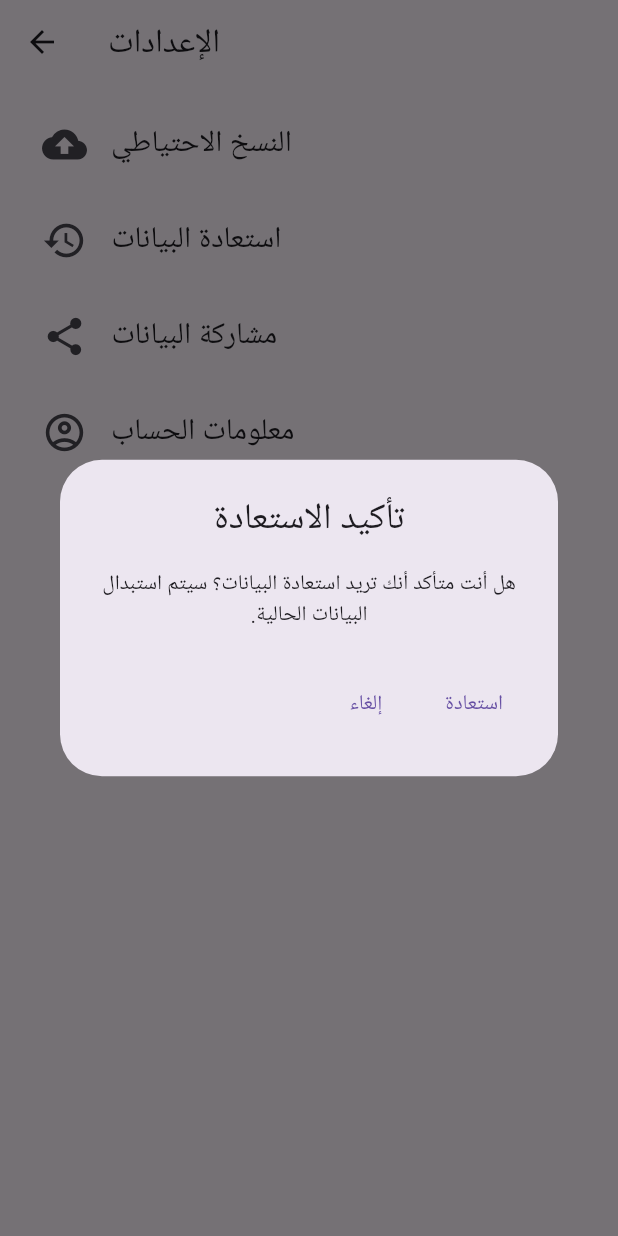
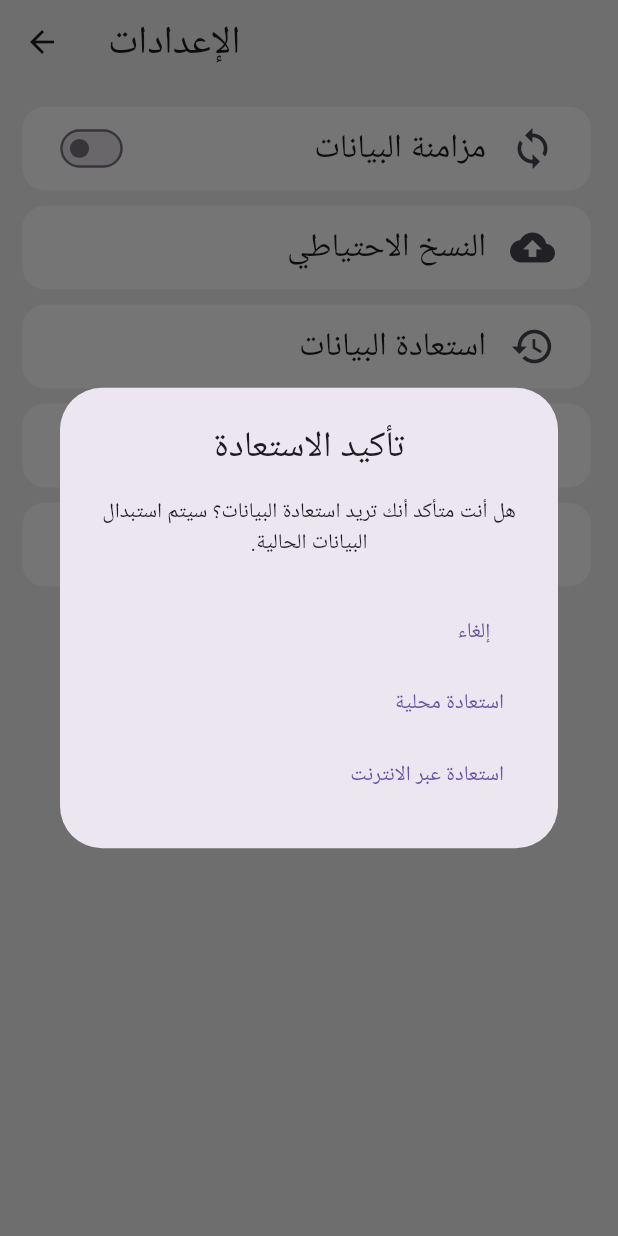
Before and after one commit to HaidaraIB/AlKhal, a Flutter app: the SettingsScreen screen opened directly, after a tap on "استعادة البيانات", on a phone screen of 412 x 824 dp. Run offline on Flutter 3.47's test engine with Material 3 defaults, Android fonts, the phone set to English and light mode, and no system bars; our stand-ins replace connectivity_plus, flutter_bloc, permission_handler, share_plus, shared_preferences, sqflite; accounts and stored records are empty.

Commit message:
control db sync from settings, the ability to log out

```diff
--- a/lib/screens/cash_screen.dart
+++ b/lib/screens/cash_screen.dart
@@ -1,6 +1,7 @@
 import 'package:alkhal/cubit/cash/cash_cubit.dart';
 import 'package:alkhal/cubit/transaction/transaction_cubit.dart';
 import 'package:alkhal/cubit/transaction_item/transaction_item_cubit.dart';
+import 'package:alkhal/services/db_uploader.dart';
 import 'package:alkhal/utils/constants.dart';
 import 'package:alkhal/utils/functions.dart';
 import 'package:alkhal/widgets/transactions.dart';
@@ -26,6 +27,7 @@ class _CashScreenState extends State<CashScreen>
     startDate = DateTime.now();
     endDate = DateTime.now();
     BlocProvider.of<CashCubit>(context).computeCash(startDate, endDate);
+    DbUploader();
   }
 
   @override
--- a/lib/screens/settings_screen.dart
+++ b/lib/screens/settings_screen.dart
@@ -1,7 +1,12 @@
+import 'dart:convert';
+
+import 'package:alkhal/models/user.dart';
 import 'package:alkhal/screens/user_info_screen.dart';
+import 'package:alkhal/services/api_calls.dart';
 import 'package:alkhal/services/database_helper.dart';
 import 'package:alkhal/utils/functions.dart';
 import 'package:flutter/material.dart';
+import 'package:shared_preferences/shared_preferences.dart';
 
 class SettingsScreen extends StatefulWidget {
   const SettingsScreen({super.key});
@@ -71,7 +76,7 @@ class _SettingsScreenState extends State<SettingsScreen> {
     if (mounted) {
       showDialog(
         context: context,
-        builder: (BuildContext context) {
+        builder: (BuildContext newContext) {
           return AlertDialog(
             title: const Text(
               'تأكيد الاستعادة',
@@ -92,7 +97,8 @@ class _SettingsScreenState extends State<SettingsScreen> {
               ),
               TextButton(
                 onPressed: () async {
-                  Navigator.of(context).pop();
+                  Navigator.of(newContext).pop();
+                  showLoadingDialog(context, 'جاري الاستعادة...');
                   bool res = await DatabaseHelper.restoreLocalDatabase();
                   String msg = "";
                   if (res) {
@@ -100,19 +106,36 @@ class _SettingsScreenState extends State<SettingsScreen> {
                   } else {
                     msg = "لم يتم العثور على نسخة احتياطية";
                   }
-                  if (context.mounted) {
-                    ScaffoldMessenger.of(context).showSnackBar(
-                      SnackBar(
-                        content: Text(
-                          msg,
-                          textAlign: TextAlign.center,
-                          textDirection: TextDirection.rtl,
+                  if (mounted) {
+                    showResultSnackBar(context, msg);
+                    Navigator.of(context).pop();
+                  }
+                },
+                child: const Text('استعادة محلية'),
               ),
+              TextButton(
+                onPressed: () async {
+                  Navigator.of(newContext).pop();
+                  showLoadingDialog(context, 'جاري الاستعادة...');
+                  var res = await ApiCalls.getRemoteDb(
+                      (await User.userInfo())['username']);
+                  String msg = "";
+                  if (res.statusCode == 200) {
+                    await DatabaseHelper.restoreRemoteDatabase(
+                      base64Decode(
+                        jsonDecode(res.body)['db'],
                       ),
                     );
+                    msg = "تمت استعادة البيانات بنجاح";
+                  } else {
+                    msg = "لم يتم العثور على نسخة احتياطية";
+                  }
+                  if (mounted) {
+                    showResultSnackBar(context, msg);
+                    Navigator.of(context).pop();
                   }
                 },
-                child: const Text('استعادة'),
+                child: const Text('استعادة عبر الانترنت'),
               ),
             ],
           );
@@ -125,75 +148,138 @@ class _SettingsScreenState extends State<SettingsScreen> {
     await DatabaseHelper.shareDatabase();
   }
 
+  bool? isDbSyncOn = false;
+
+  EdgeInsets optionsPadding = const EdgeInsets.only(bottom: 10);
+  TextStyle optionsTextStyle = const TextStyle(fontSize: 22);
+  Color backgroundColor = const Color.fromARGB(255, 239, 239, 239);
+
+  Future<bool?> initSyncDbState() async {
+    SharedPreferences prefs = await SharedPreferences.getInstance();
+    isDbSyncOn = prefs.getBool("isDbSyncOn");
+    if (isDbSyncOn == null) {
+      prefs.setBool("isDbSyncOn", false);
+      isDbSyncOn = false;
+    }
+    return isDbSyncOn;
+  }
+
+  @override
+  void initState() {
+    super.initState();
+    initSyncDbState();
+  }
+
   @override
   Widget build(BuildContext context) {
     return Scaffold(
       appBar: AppBar(
-        title: const Text("الإعدادات"),
+        backgroundColor: backgroundColor,
+        title: const Text(
+          "الإعدادات",
+          style: TextStyle(fontSize: 26),
         ),
-      body: Padding(
-        padding: const EdgeInsets.all(12.0),
+      ),
+      backgroundColor: backgroundColor,
+      body: FutureBuilder<bool?>(
+        future: initSyncDbState(),
+        builder: (context, snapshot) {
+          if (snapshot.hasData) {
+            return Padding(
+              padding: const EdgeInsets.only(left: 15.0, top: 15, right: 18),
               child: ListView(
                 children: [
-            Padding(
-              padding: const EdgeInsets.only(bottom: 8),
-              child: ListTile(
+                  _buildOptionTile(
+                    title: "مزامنة البيانات",
+                    trailing: const Icon(
+                      Icons.sync,
+                      size: 30,
+                    ),
+                    leading: Transform.scale(
+                      scale: 0.8,
+                      child: Switch(
+                        value: isDbSyncOn ?? false,
+                        onChanged: (value) async {
+                          SharedPreferences prefs =
+                              await SharedPreferences.getInstance();
+                          await prefs.setBool("isDbSyncOn", value);
+                          isDbSyncOn = value;
+                          setState(() {});
+                        },
+                      ),
+                    ),
+                  ),
+                  _buildOptionTile(
                     onTap: performBackup,
-                title: const Text(
-                  "النسخ الاحتياطي",
-                  style: TextStyle(fontSize: 20),
-                ),
-                leading: const Icon(
+                    title: "النسخ الاحتياطي",
+                    trailing: const Icon(
                       Icons.backup,
                       size: 30,
                     ),
                   ),
-            ),
-            Padding(
-              padding: const EdgeInsets.only(bottom: 8),
-              child: ListTile(
+                  _buildOptionTile(
                     onTap: performRestore,
-                title: const Text(
-                  "استعادة البيانات ",
-                  style: TextStyle(fontSize: 20),
-                ),
-                leading: const Icon(
+                    title: "استعادة البيانات ",
+                    trailing: const Icon(
                       Icons.restore,
                       size: 30,
                     ),
                   ),
-            ),
-            Padding(
-              padding: const EdgeInsets.only(bottom: 8),
-              child: ListTile(
+                  _buildOptionTile(
                     onTap: performShare,
-                title: const Text(
-                  "مشاركة البيانات ",
-                  style: TextStyle(fontSize: 20),
-                ),
-                leading: const Icon(
+                    title: "مشاركة البيانات ",
+                    trailing: const Icon(
                       Icons.share,
                       size: 30,
                     ),
                   ),
-            ),
-            Padding(
-              padding: const EdgeInsets.only(bottom: 8),
-              child: ListTile(
+                  _buildOptionTile(
                     onTap: () => Navigator.of(context).push(MaterialPageRoute(
                       builder: (context) => const UserInfoScreen(),
                     )),
-                title: const Text(
-                  "معلومات الحساب",
-                  style: TextStyle(fontSize: 20),
-                ),
-                leading: const Icon(
+                    title: "معلومات الحساب",
+                    trailing: const Icon(
                       Icons.account_circle_outlined,
                       size: 30,
                     ),
                   ),
+                ],
               ),
-          ],
+            );
+          } else {
+            return const Center(
+              child: CircularProgressIndicator(
+                color: Colors.purple,
+              ),
+            );
+          }
+        },
+      ),
+    );
+  }
+
+  Widget _buildOptionTile({
+    required String title,
+    Widget? leading,
+    required Widget trailing,
+    void Function()? onTap,
+  }) {
+    return Padding(
+      padding: optionsPadding,
+      child: Container(
+        decoration: BoxDecoration(
+          borderRadius: BorderRadius.circular(15),
+          color: Colors.white,
+        ),
+        child: ListTile(
+          onTap: onTap,
+          title: Text(
+            title,
+            style: optionsTextStyle,
+            textDirection: TextDirection.rtl,
+          ),
+          trailing: trailing,
+          leading: leading,
         ),
       ),
     );
--- a/lib/screens/sign_up_screen.dart
+++ b/lib/screens/sign_up_screen.dart
@@ -1,6 +1,5 @@
 import 'package:alkhal/cubit/user/user_cubit.dart';
 import 'package:alkhal/models/user.dart';
-import 'package:alkhal/services/db_uploader.dart';
 import 'package:alkhal/utils/functions.dart';
 import 'package:flutter/material.dart';
 import 'package:flutter_bloc/flutter_bloc.dart';
@@ -37,7 +36,6 @@ class _SignupPageState extends State<SignupPage> {
               ),
             ),
           );
-          DbUploader();
         } else if (state is SignUpFailed) {
           ScaffoldMessenger.of(context).showSnackBar(
             const SnackBar(
--- a/lib/services/api_calls.dart
+++ b/lib/services/api_calls.dart
@@ -72,4 +72,10 @@ class ApiCalls {
     final response = await request.send();
     return response;
   }
+
+  static Future<http.Response> getRemoteDb(String username) async {
+    var url = Uri.parse("$baseUrl/getDb/$username/");
+    var r = await http.get(url);
+    return r;
+  }
 }
```
Also changed, not shown: lib/screens/log_in_screen.dart (+3 -5 lines), lib/screens/user_info_screen.dart (+11 -0 lines), lib/services/database_helper.dart (+15 -1 lines), lib/services/db_uploader.dart (+8 -1 lines), lib/utils/functions.dart (+41 -0 lines). Lines whose indentation alone changed are shown as unchanged.
